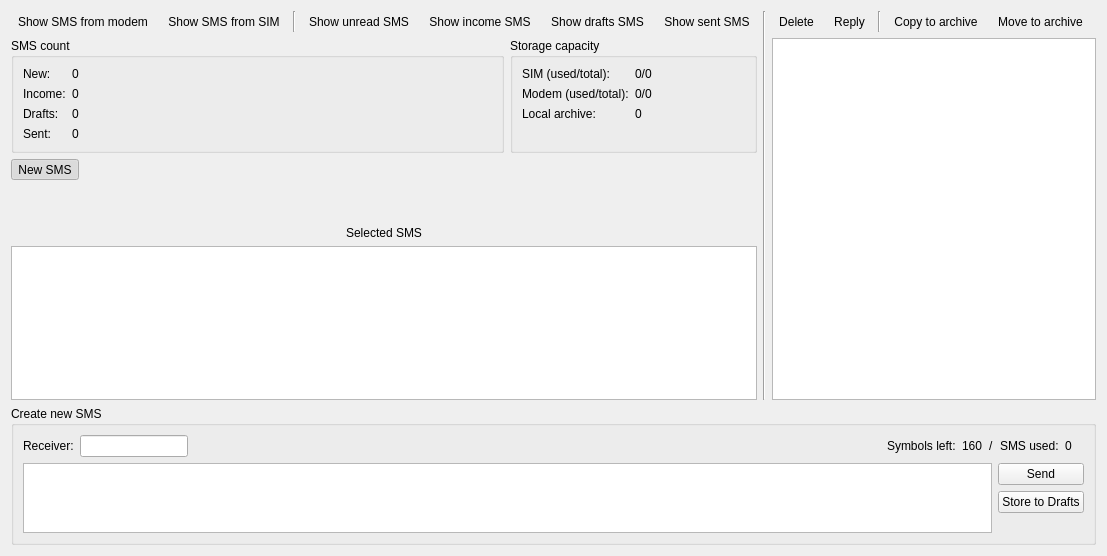
This is gsmmanager/SmsView.ui in a-ilin/wwaneric as Qt 5 draws it before an edit. The edited form follows.
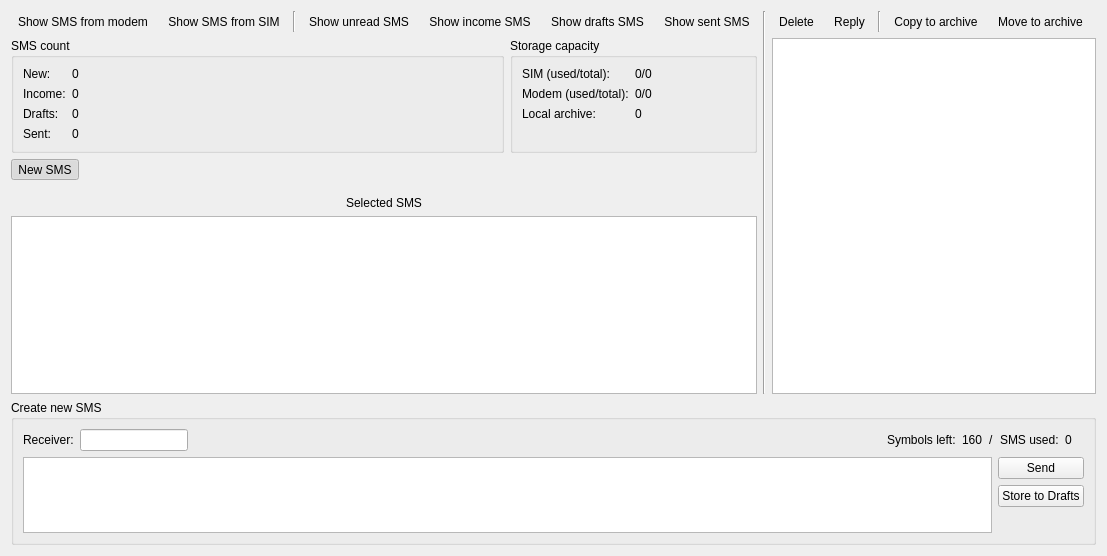
This is the edited form. Icons and pictures are not drawn.

Commit message: Minor fixes SmsView: status counters, UI.

The edit to the form file:
```diff
--- a/gsmmanager/SmsView.ui
+++ b/gsmmanager/SmsView.ui
@@ -364,7 +364,7 @@
          <property name="sizeHint" stdset="0">
           <size>
            <width>20</width>
-           <height>40</height>
+           <height>10</height>
           </size>
          </property>
         </spacer>
```
The commit also changes 1 other file.
